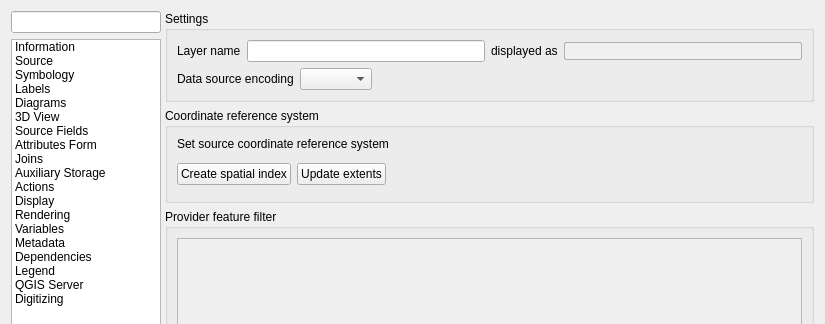
qgis/QGIS, file src/ui/qgsvectorlayerpropertiesbase.ui: the form before one commit; both pictures show x 0 to 825 and y 0 to 324 of the 825 by 856 pixel window.
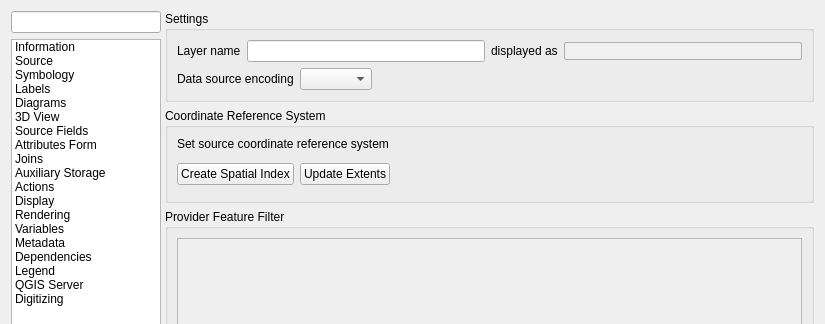
The form after the commit. The open tabs and pages were chosen to show the change. Icons and pictures are not drawn. Custom widgets are drawn as their Qt base class.

What changed in the file:
```diff
--- a/src/ui/qgsvectorlayerpropertiesbase.ui
+++ b/src/ui/qgsvectorlayerpropertiesbase.ui
@@ -555,7 +555,7 @@
                   <enum>Qt::StrongFocus</enum>
                  </property>
                  <property name="title">
-                  <string>Coordinate reference system</string>
+                  <string>Coordinate Reference System</string>
                  </property>
                  <property name="checkable">
                   <bool>false</bool>
@@ -586,14 +586,14 @@
                     <item>
                      <widget class="QPushButton" name="pbnIndex">
                       <property name="text">
-                       <string>Create spatial index</string>
+                       <string>Create Spatial Index</string>
                       </property>
                      </widget>
                     </item>
                     <item>
                      <widget class="QPushButton" name="pbnUpdateExtents">
                       <property name="text">
-                       <string>Update extents</string>
+                       <string>Update Extents</string>
                       </property>
                      </widget>
                     </item>
@@ -631,7 +631,7 @@
                   </sizepolicy>
                  </property>
                  <property name="title">
-                  <string>Provider feature filter</string>
+                  <string>Provider Feature Filter</string>
                  </property>
                  <layout class="QGridLayout" name="gridLayout_4">
                   <item row="1" column="1">
```
Left out of the diff: 8 changed lines with no effect on the pictures.
